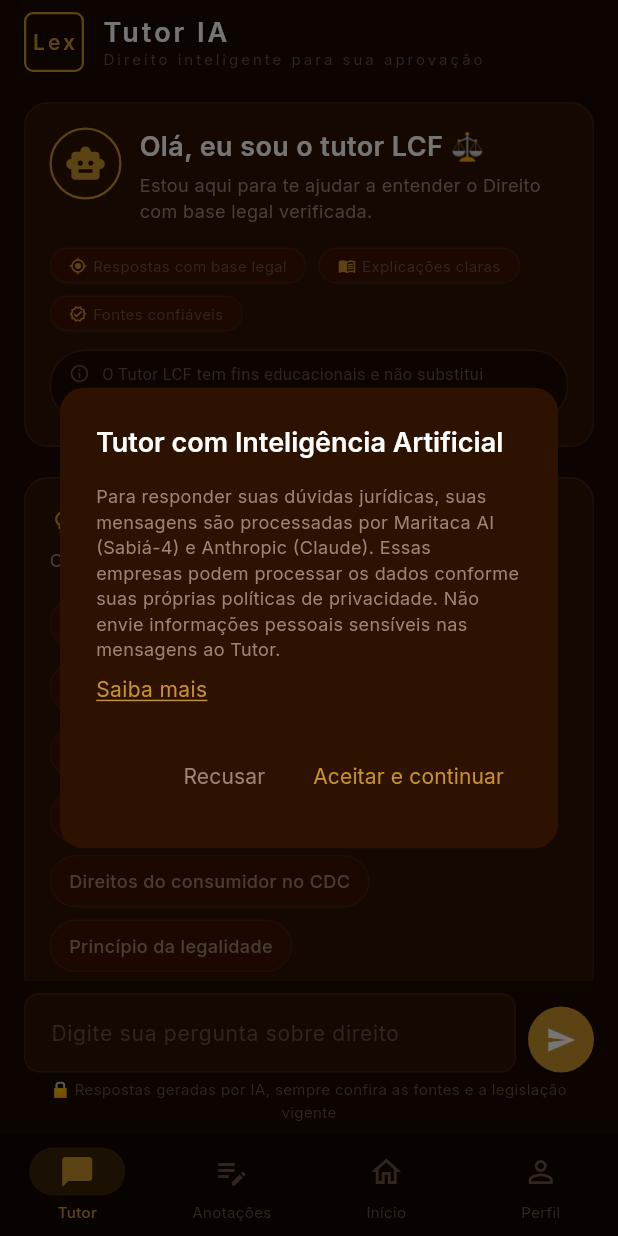
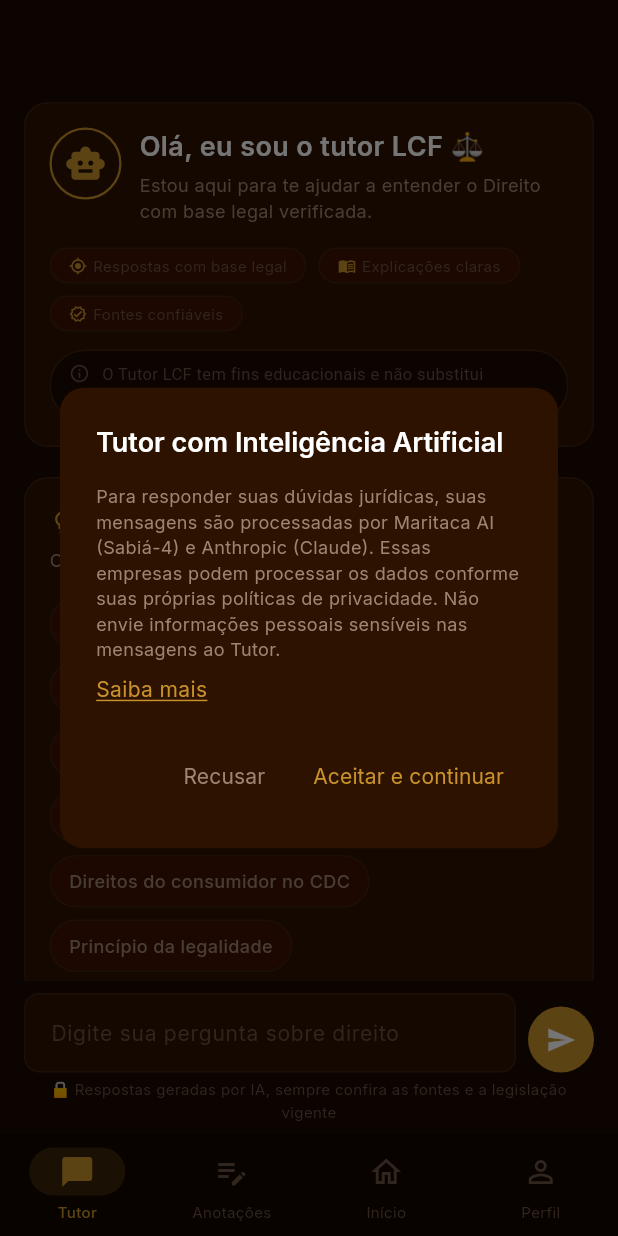
Before and after one commit to Xavierhenrik/ato, a Flutter app: the TutorScreen screen opened by its route, on a phone screen of 412 x 824 dp. Run offline on Flutter 3.47's test engine with Material 3 defaults, Android fonts, the phone set to English and light mode, and no system bars; our stand-ins replace dio, flutter_markdown, flutter_riverpod, go_router, google_fonts, isar and 5 more; missing offline and left inert: purchases_flutter; accounts and stored records are empty; generated files the repository leaves out were written again.

Commit message:
refactor(flutter): refinamentos visuais e corrige dispose do TutorScreen
LcfTutorAppBar: modo contexto com seta minimalista para o Manual.
ProGateSheet: ajustes de layout e espacamento.
TutorScreen.dispose: difere endSession() com Future() para evitar
modificar state do provider durante finalizacao da arvore de widgets.

```diff
--- a/front/lcf_app/lib/features/tutor/presentation/screens/tutor_screen.dart
+++ b/front/lcf_app/lib/features/tutor/presentation/screens/tutor_screen.dart
@@ -82,7 +82,8 @@ class _TutorScreenState extends ConsumerState<TutorScreen> {
 
   @override
   void dispose() {
-    _tutorNotifier.endSession();
+    // endSession() modifica state do provider — diferir para fora do finalizeTree.
+    Future(() => _tutorNotifier.endSession());
     _inputController.dispose();
     _scrollController.dispose();
     super.dispose();
--- a/front/lcf_app/lib/shared/widgets/lcf_app_bar.dart
+++ b/front/lcf_app/lib/shared/widgets/lcf_app_bar.dart
@@ -3,7 +3,6 @@ import 'package:go_router/go_router.dart';
 
 import '../../core/theme/app_colors.dart';
 import '../../core/theme/app_text_styles.dart';
-import '../../core/theme/app_theme.dart';
 
 // AppBar padrão — título "LCF" centralizado, sem elevação
 //
@@ -77,57 +76,45 @@ class LcfTutorAppBar extends StatelessWidget implements PreferredSizeWidget {
   @override
   Size get preferredSize => const Size.fromHeight(kToolbarHeight);
 
-  Widget? _resolveLeading(BuildContext context) {
-    if (!showBack) return null;
-    return IconButton(
-      icon: const Icon(Icons.arrow_back, color: AppColors.textPrimary),
-      tooltip: 'Voltar',
-      onPressed: () {
+  void _goBack(BuildContext context) {
     if (context.canPop()) {
       context.pop();
     } else {
       context.go(fallbackRoute);
     }
-      },
-    );
   }
 
   @override
   Widget build(BuildContext context) {
+    // Modo contexto (veio do Manual): header minimalista — seta + "Resumo"
+    if (showBack) {
       return AppBar(
         backgroundColor: AppColors.background,
         elevation: 0,
         automaticallyImplyLeading: false,
-      leading: _resolveLeading(context),
-      titleSpacing: showBack ? null : AppSpacing.lg,
-      title: Row(
-        children: [
-          // LCF logo box com borda gold
-          Container(
-            width: 40,
-            height: 40,
-            decoration: BoxDecoration(
-              border: Border.all(color: AppColors.borderAccent, width: 1.5),
-              borderRadius: BorderRadius.circular(AppRadius.xs),
+        leading: IconButton(
+          icon: const Icon(
+            Icons.arrow_back_ios_new,
+            size: 18,
+            color: AppColors.textSecondary,
           ),
-            alignment: Alignment.center,
-            child: Text('Lex', style: AppTextStyles.accentMedium),
+          onPressed: () => _goBack(context),
         ),
-          const SizedBox(width: AppSpacing.md),
-          Column(
-            crossAxisAlignment: CrossAxisAlignment.start,
-            mainAxisSize: MainAxisSize.min,
-            children: [
-              Text('Tutor IA', style: AppTextStyles.h3),
-              Text(
-                'Direito inteligente para sua aprovação',
-                style: AppTextStyles.labelSmall,
-              ),
-            ],
-          ),
-        ],
+        titleSpacing: 0,
+        title: Text(
+          'Resumo',
+          style: AppTextStyles.labelLarge.copyWith(color: AppColors.accent),
         ),
         actions: actions,
       );
     }
+
+    // Modo padrão: header minimalista — sem título de identidade
+    return AppBar(
+      backgroundColor: AppColors.background,
+      elevation: 0,
+      automaticallyImplyLeading: false,
+      actions: actions,
+    );
   }
+}
```
Also changed, not shown: front/lcf_app/lib/shared/widgets/pro_gate_sheet.dart (+15 -9 lines). Lines whose indentation alone changed are shown as unchanged.
